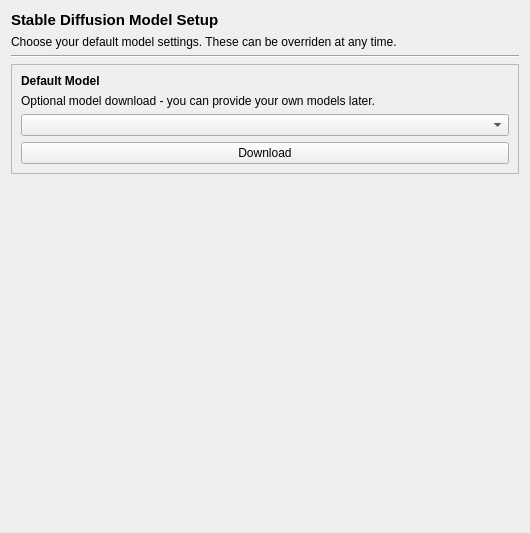
Before: the Qt Designer form src/airunner/windows/setup_wizard/model_setup/stable_diffusion_setup/templates/choose_model.ui in Capsize-Games/airunner, drawn with Qt 5.
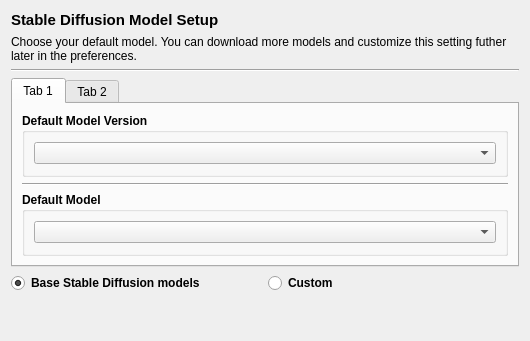
After: the same form once the commit is applied.

Diff of the .ui file:
```diff
--- a/src/airunner/windows/setup_wizard/model_setup/stable_diffusion_setup/templates/choose_model.ui
+++ b/src/airunner/windows/setup_wizard/model_setup/stable_diffusion_setup/templates/choose_model.ui
@@ -7,77 +7,13 @@
     <x>0</x>
     <y>0</y>
     <width>530</width>
-    <height>533</height>
+    <height>341</height>
    </rect>
   </property>
   <property name="windowTitle">
    <string>Form</string>
   </property>
   <layout class="QGridLayout" name="gridLayout">
-   <item row="2" column="0">
-    <widget class="Line" name="line">
-     <property name="orientation">
-      <enum>Qt::Horizontal</enum>
-     </property>
-    </widget>
-   </item>
-   <item row="6" column="0">
-    <widget class="QFrame" name="frame">
-     <property name="frameShape">
-      <enum>QFrame::StyledPanel</enum>
-     </property>
-     <property name="frameShadow">
-      <enum>QFrame::Raised</enum>
-     </property>
-     <layout class="QGridLayout" name="gridLayout_2">
-      <item row="2" column="0">
-       <widget class="QComboBox" name="comboBox_3"/>
-      </item>
-      <item row="1" column="0">
-       <widget class="QLabel" name="label_6">
-        <property name="text">
-         <string>Optional model download - you can provide your own models later.</string>
-        </property>
-        <property name="wordWrap">
-         <bool>true</bool>
-        </property>
-       </widget>
-      </item>
-      <item row="0" column="0">
-       <widget class="QLabel" name="label_5">
-        <property name="font">
-         <font>
-          <bold>true</bold>
-         </font>
-        </property>
-        <property name="text">
-         <string>Default Model</string>
-        </property>
-       </widget>
-      </item>
-      <item row="3" column="0">
-       <widget class="QPushButton" name="pushButton">
-        <property name="text">
-         <string>Download</string>
-        </property>
-       </widget>
-      </item>
-     </layout>
-    </widget>
-   </item>
-   <item row="10" column="0">
-    <spacer name="verticalSpacer">
-     <property name="orientation">
-      <enum>Qt::Vertical</enum>
-     </property>
-     <property name="sizeHint" stdset="0">
-      <size>
-       <width>20</width>
-       <height>40</height>
-      </size>
-     </property>
-    </spacer>
-   </item>
    <item row="0" column="0">
     <widget class="QLabel" name="label">
      <property name="font">
@@ -91,10 +27,157 @@
      </property>
     </widget>
    </item>
+   <item row="3" column="0">
+    <widget class="QTabWidget" name="tabWidget">
+     <property name="currentIndex">
+      <number>0</number>
+     </property>
+     <widget class="QWidget" name="tab">
+      <attribute name="title">
+       <string>Tab 1</string>
+      </attribute>
+      <layout class="QGridLayout" name="gridLayout_6">
+       <item row="1" column="0">
+        <widget class="Line" name="line_2">
+         <property name="orientation">
+          <enum>Qt::Orientation::Horizontal</enum>
+         </property>
+        </widget>
+       </item>
+       <item row="2" column="0">
+        <widget class="QGroupBox" name="groupBox">
+         <property name="font">
+          <font>
+           <bold>true</bold>
+          </font>
+         </property>
+         <property name="title">
+          <string>Default Model</string>
+         </property>
+         <layout class="QGridLayout" name="gridLayout_3">
+          <item row="0" column="0">
+           <widget class="QComboBox" name="models"/>
+          </item>
+         </layout>
+        </widget>
+       </item>
+       <item row="0" column="0">
+        <widget class="QGroupBox" name="groupBox_3">
+         <property name="font">
+          <font>
+           <bold>true</bold>
+          </font>
+         </property>
+         <property name="title">
+          <string>Default Model Version</string>
+         </property>
+         <layout class="QGridLayout" name="gridLayout_5">
+          <item row="0" column="0">
+           <widget class="QComboBox" name="versions"/>
+          </item>
+         </layout>
+        </widget>
+       </item>
+      </layout>
+     </widget>
+     <widget class="QWidget" name="tab_2">
+      <attribute name="title">
+       <string>Tab 2</string>
+      </attribute>
+      <layout class="QGridLayout" name="gridLayout_2">
+       <item row="0" column="0">
+        <widget class="QGroupBox" name="groupBox_2">
+         <property name="font">
+          <font>
+           <bold>true</bold>
+          </font>
+         </property>
+         <property name="title">
+          <string>Custom model</string>
+         </property>
+         <layout class="QGridLayout" name="gridLayout_4">
+          <item row="0" column="0">
+           <widget class="QLineEdit" name="custom_model">
+            <property name="placeholderText">
+             <string>huggingface.co or civitai.com Stable Diffusion model URL</string>
+            </property>
+           </widget>
+          </item>
+         </layout>
+        </widget>
+       </item>
+       <item row="1" column="0">
+        <spacer name="verticalSpacer_2">
+         <property name="orientation">
+          <enum>Qt::Orientation::Vertical</enum>
+         </property>
+         <property name="sizeHint" stdset="0">
+          <size>
+           <width>20</width>
+           <height>40</height>
+          </size>
+         </property>
+        </spacer>
+       </item>
+      </layout>
+     </widget>
+    </widget>
+   </item>
+   <item row="5" column="0">
+    <spacer name="verticalSpacer">
+     <property name="orientation">
+      <enum>Qt::Orientation::Vertical</enum>
+     </property>
+     <property name="sizeHint" stdset="0">
+      <size>
+       <width>20</width>
+       <height>40</height>
+      </size>
+     </property>
+    </spacer>
+   </item>
+   <item row="4" column="0">
+    <layout class="QHBoxLayout" name="horizontalLayout">
+     <item>
+      <widget class="QRadioButton" name="default_radio_button">
+       <property name="font">
+        <font>
+         <bold>true</bold>
+        </font>
+       </property>
+       <property name="text">
+        <string>Base Stable Diffusion models</string>
+       </property>
+       <property name="checked">
+        <bool>true</bool>
+       </property>
+      </widget>
+     </item>
+     <item>
+      <widget class="QRadioButton" name="custom_radio_button">
+       <property name="font">
+        <font>
+         <bold>true</bold>
+        </font>
+       </property>
+       <property name="text">
+        <string>Custom</string>
+       </property>
+      </widget>
+     </item>
+    </layout>
+   </item>
+   <item row="2" column="0">
+    <widget class="Line" name="line">
+     <property name="orientation">
+      <enum>Qt::Orientation::Horizontal</enum>
+     </property>
+    </widget>
+   </item>
    <item row="1" column="0">
     <widget class="QLabel" name="label_2">
      <property name="text">
-      <string>Choose your default model settings. These can be overriden at any time.</string>
+      <string>Choose your default model. You can download more models and customize this setting futher later in the preferences.</string>
      </property>
      <property name="wordWrap">
       <bool>true</bool>
```
Left out of the diff: 90 changed lines with no effect on the pictures.
